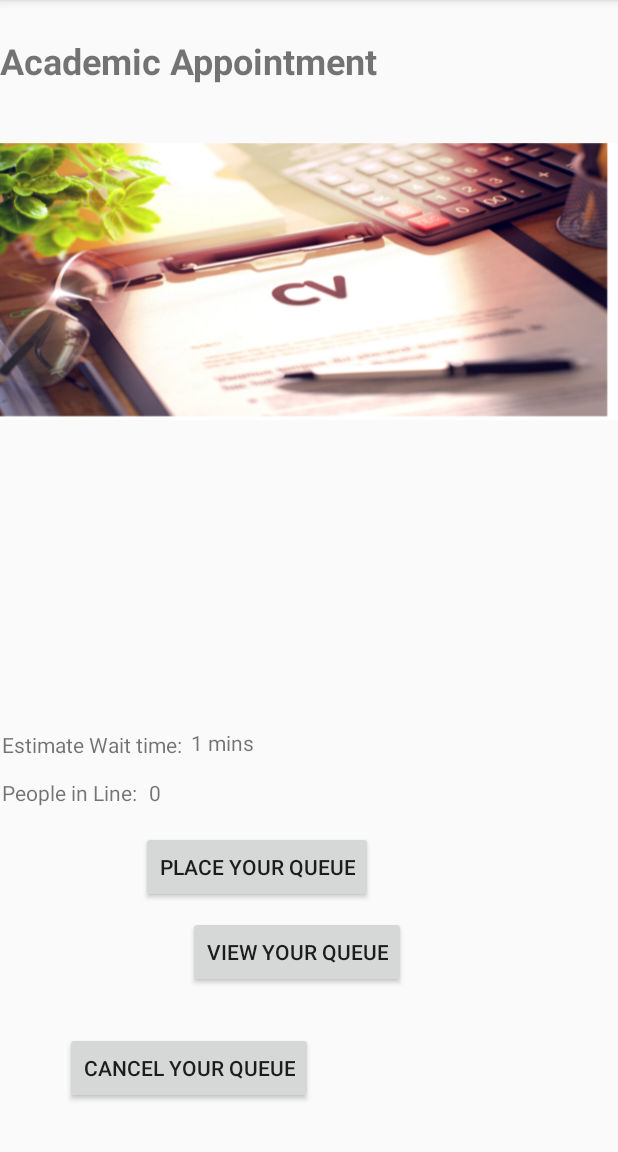
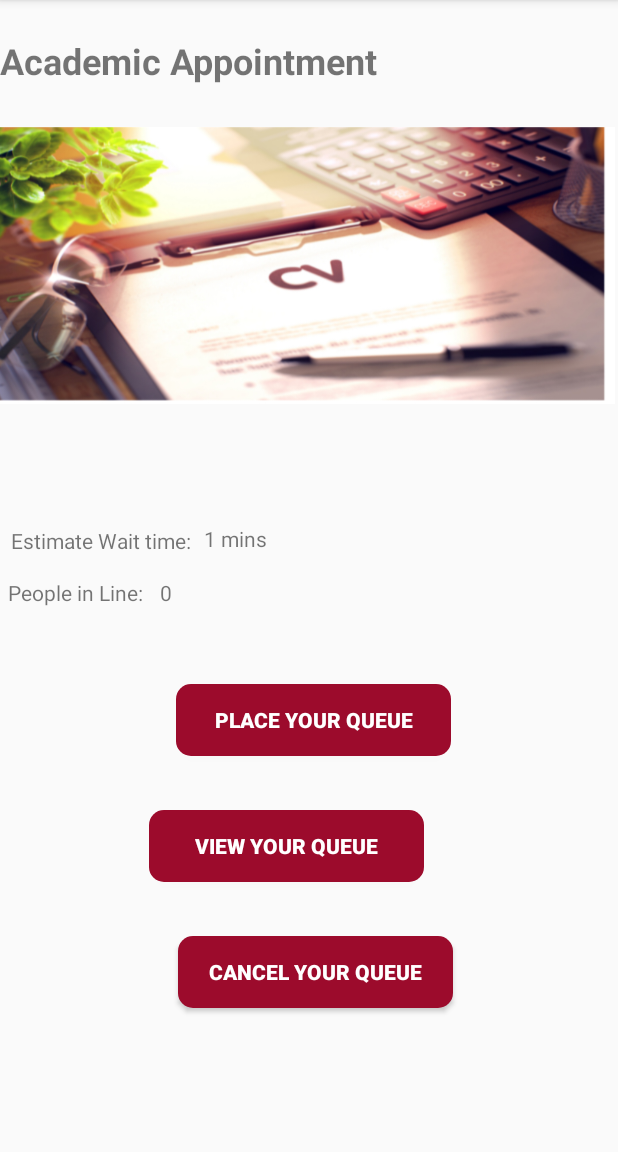
Before and after one commit to Mobile-Commerce-Technologies-2022/UOCampusApp, an Android app: the screen it shows after launch (Q_Appointment), after a tap on "APPOINTMENT", on a phone screen of 412 x 824 dp, the part 84-1236 px from its top. Run offline under Robolectric (Android 15) with nearby library versions, the phone set to English and light mode, and no system bars.

Commit message:
UI modification done

```diff
--- a/app/src/main/java/com/example/uocampus/activity/Q_Appointment.java
+++ b/app/src/main/java/com/example/uocampus/activity/Q_Appointment.java
@@ -117,7 +117,7 @@ public class Q_Appointment extends AppCompatActivity implements Q_UserInfo_setup
         if (DB.getProfilesCount() > 3){
             relative.setBackgroundColor(R.color.grey);
         }else if(DB.getProfilesCount() > 5){
-            relative.setBackgroundColor(R.color.primary);
+            relative.setBackgroundColor(R.color.pink);
         }
     }
 
--- a/app/src/main/res/drawable/btnshape.xml
+++ b/app/src/main/res/drawable/btnshape.xml
@@ -1,7 +1,7 @@
 <?xml version="1.0" encoding="utf-8"?>
 <shape android:shape="rectangle" xmlns:android="http://schemas.android.com/apk/res/android">
 
-    <solid android:color="#77DA0303"/>
+    <solid android:color="@color/primary"/>
     <corners android:radius="10dp"/>
 
 </shape>
--- a/app/src/main/res/layout/activity_appointment.xml
+++ b/app/src/main/res/layout/activity_appointment.xml
@@ -21,6 +21,7 @@
         tools:layout_editor_absoluteX="26dp"
         tools:layout_editor_absoluteY="57dp" />
 
+
     <ImageView
         android:id="@+id/imageView"
         android:layout_width="match_parent"
@@ -28,11 +29,21 @@
         android:layout_alignParentStart="true"
         android:layout_alignParentTop="true"
         android:layout_alignParentEnd="true"
-        android:layout_marginStart="0dp"
-        android:layout_marginTop="60dp"
-        android:layout_marginEnd="0dp"
+        android:layout_marginStart="-2dp"
+        android:layout_marginTop="49dp"
+        android:layout_marginEnd="2dp"
         app:srcCompat="@drawable/appointment" />
 
+    <TextView
+        android:id="@+id/wait_text"
+        android:layout_width="wrap_content"
+        android:layout_height="wrap_content"
+        android:layout_alignParentBottom="true"
+        android:layout_centerVertical="true"
+        android:layout_marginStart="5dp"
+        android:layout_marginBottom="399dp"
+        android:layout_toEndOf="@+id/wait"
+        android:text="time_text " />
 
     <TextView
         android:id="@+id/wait"
@@ -40,19 +51,10 @@
         android:layout_height="wrap_content"
         android:layout_alignParentStart="true"
         android:layout_alignParentBottom="true"
-        android:layout_marginStart="1dp"
-        android:layout_marginBottom="262dp"
+        android:layout_centerVertical="true"
+        android:layout_marginStart="7dp"
+        android:layout_marginBottom="398dp"
         android:text="Estimate Wait time: " />
-
-    <TextView
-        android:id="@+id/wait_text"
-        android:layout_width="wrap_content"
-        android:layout_height="wrap_content"
-        android:layout_alignParentStart="true"
-        android:layout_alignParentBottom="true"
-        android:layout_marginStart="127dp"
-        android:layout_marginBottom="263dp"
-        android:text="time_text " />
 
     <TextView
         android:id="@+id/line"
@@ -60,50 +62,60 @@
         android:layout_height="wrap_content"
         android:layout_alignParentStart="true"
         android:layout_alignParentBottom="true"
-        android:layout_marginStart="1dp"
-        android:layout_marginBottom="230dp"
+        android:layout_marginStart="5dp"
+        android:layout_marginBottom="363dp"
         android:text="People in Line: " />
 
     <TextView
         android:id="@+id/line_text"
         android:layout_width="wrap_content"
         android:layout_height="wrap_content"
-        android:layout_alignParentStart="true"
         android:layout_alignParentBottom="true"
-        android:layout_marginStart="99dp"
-        android:layout_marginBottom="230dp"
+        android:layout_marginStart="8dp"
+        android:layout_marginBottom="363dp"
+        android:layout_toEndOf="@+id/line"
         android:text="number of people" />
 
     <Button
         android:id="@+id/queue"
-        android:layout_width="wrap_content"
+        android:layout_width="183dp"
+        android:layout_height="wrap_content"
+        android:layout_above="@+id/view"
+        android:layout_alignParentEnd="true"
+        android:layout_centerHorizontal="true"
+        android:layout_marginEnd="111dp"
+        android:layout_marginBottom="36dp"
+        android:background="@drawable/btnshape"
+        android:text="Place your Queue"
+        android:textColor="@color/white"
+        android:textStyle="bold" />
+
+    <Button
+        android:id="@+id/cancelQ"
+        android:layout_width="183dp"
         android:layout_height="wrap_content"
         android:layout_alignParentEnd="true"
         android:layout_alignParentBottom="true"
         android:layout_centerHorizontal="true"
-        android:layout_marginEnd="163dp"
-        android:layout_marginBottom="166dp"
-        android:text="Place your Queue" />
-
-    <Button
-        android:id="@+id/cancelQ"
-        android:layout_width="wrap_content"
-        android:layout_height="wrap_content"
-        android:layout_alignParentEnd="true"
-        android:layout_alignParentBottom="true"
-        android:layout_centerHorizontal="true"
-        android:layout_marginEnd="203dp"
-        android:layout_marginBottom="32dp"
-        android:text="Cancel your Queue" />
+        android:layout_marginEnd="110dp"
+        android:layout_marginBottom="96dp"
+        android:background="@drawable/btnshape"
+        android:text="Cancel your Queue"
+        android:textColor="@color/white"
+        android:textStyle="bold" />
 
     <Button
         android:id="@+id/view"
-        android:layout_width="wrap_content"
+        android:layout_width="183dp"
         android:layout_height="wrap_content"
+        android:layout_above="@+id/cancelQ"
         android:layout_alignParentStart="true"
-        android:layout_alignParentBottom="true"
-        android:layout_marginStart="125dp"
-        android:layout_marginBottom="109dp"
-        android:text="View your Queue" />
+        android:layout_centerHorizontal="true"
+        android:layout_marginStart="99dp"
+        android:layout_marginBottom="36dp"
+        android:background="@drawable/btnshape"
+        android:text="View your Queue"
+        android:textColor="@color/white"
+        android:textStyle="bold" />
 
 </RelativeLayout>
--- a/app/src/main/res/layout/post_list.xml
+++ b/app/src/main/res/layout/post_list.xml
@@ -6,7 +6,7 @@
     android:layout_height="match_parent"
     android:padding="4dip"
     android:paddingBottom="20dip"
-    android:background="#DDDDDD">
+    android:background="#F4F3ED">
 
     <Button
         android:id="@+id/list_back"
@@ -14,7 +14,7 @@
         android:layout_height="48dp"
         android:layout_alignParentEnd="true"
         android:layout_alignParentBottom="true"
-        android:background="@color/primary"
+        android:background="@drawable/btnshape"
         android:text="Back"
 
         android:textColor="@color/white" />
--- a/app/src/main/res/values/colors.xml
+++ b/app/src/main/res/values/colors.xml
@@ -8,5 +8,7 @@
     <color name="black">#FF000000</color>
     <color name="white">#FFFFFFFF</color>
     <color name="primary">#9C0B2C</color>
-    <color name="grey">#9A8D84</color>
+    <color name="orange">#FBCEAE</color>
+    <color name="pink">#F3C2CD</color>
+    <color name="grey">#EDEDED</color>
 </resources>
```
Also changed, not shown: app/src/main/res/layout/activity_main.xml (+9 -9 lines), app/src/main/res/layout/forum_entry.xml (+23 -22 lines), app/src/main/res/layout/fragment_facility_item.xml (+14 -8 lines), app/src/main/res/layout/login_page.xml (+11 -9 lines), app/src/main/res/layout/post_page.xml (+5 -5 lines).
